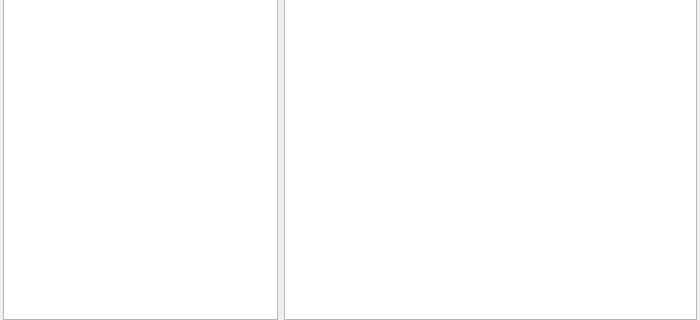
This is QtSLiM/QtSLiMEidosConsole.ui in MesserLab/SLiM as Qt 5 draws it before an edit; both pictures show x 0 to 700 and y 180 to 500 of the 700 by 500 pixel window. The edited form follows.
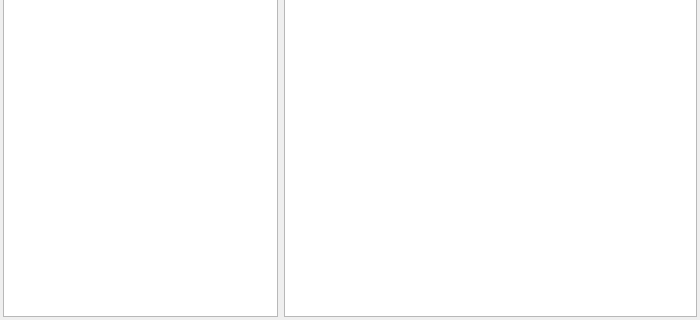
This is the edited form. Icons and pictures are not drawn. Custom widgets are drawn as their Qt base class.

Diff of the .ui file:
```diff
--- a/QtSLiM/QtSLiMEidosConsole.ui
+++ b/QtSLiM/QtSLiMEidosConsole.ui
@@ -21,7 +21,7 @@
   </property>
   <layout class="QVBoxLayout" name="verticalLayout">
    <property name="spacing">
-    <number>3</number>
+    <number>0</number>
    </property>
    <property name="leftMargin">
     <number>0</number>
@@ -49,6 +49,9 @@
      <property name="rightMargin">
       <number>3</number>
      </property>
+     <property name="bottomMargin">
+      <number>3</number>
+     </property>
      <item>
       <layout class="QVBoxLayout" name="scriptLayout">
        <property name="spacing">
```
